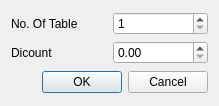
Before: the Qt Designer form menu/admin/DialogBox/edittablenoanddiscount.ui in Anmol-A-jain/Dyner, drawn with Qt 5.
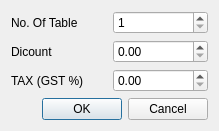
After: the same form once the commit is applied. Icons and pictures are not drawn.

```diff
--- a/menu/admin/DialogBox/edittablenoanddiscount.ui
+++ b/menu/admin/DialogBox/edittablenoanddiscount.ui
@@ -54,6 +54,16 @@
        </property>
       </widget>
      </item>
+     <item row="2" column="0">
+      <widget class="QLabel" name="label">
+       <property name="text">
+        <string>TAX (GST %)</string>
+       </property>
+      </widget>
+     </item>
+     <item row="2" column="1">
+      <widget class="QDoubleSpinBox" name="txtTax"/>
+     </item>
     </layout>
    </item>
    <item>
```
Left out of the diff: 20 changed lines with no effect on the pictures.
